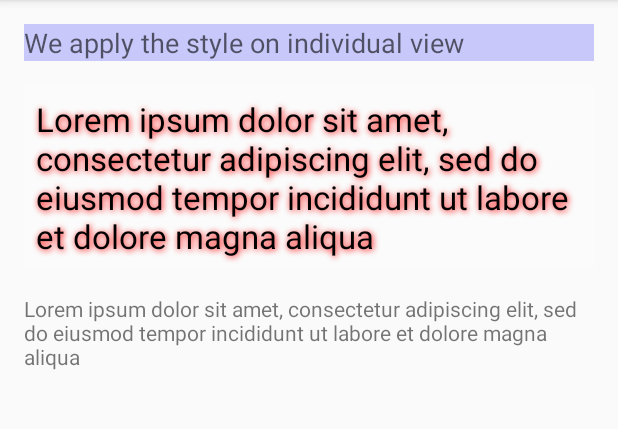
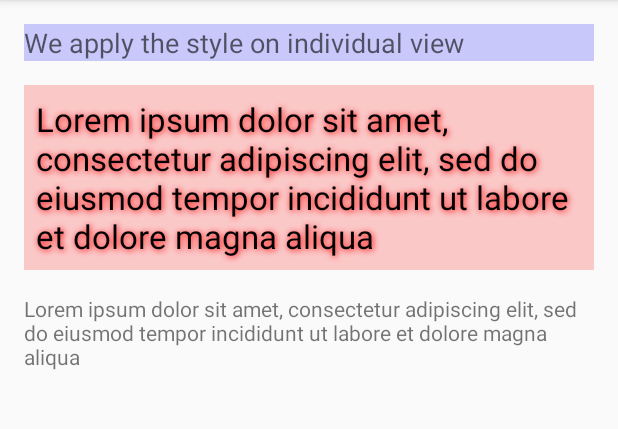
Before and after one commit to MoshDev/ThemesAndStyles, an Android app: the StyleVsTheme1Activity screen opened directly, with no data from a screen before it, on a phone screen of 412 x 824 dp, the part 84-513 px from its top. Run offline under Robolectric (Android 15) with nearby library versions, the phone set to English and light mode, and no system bars.

Commit message:
fix message text

```diff
--- a/app/src/main/res/values/colors.xml
+++ b/app/src/main/res/values/colors.xml
@@ -3,4 +3,5 @@
   <color name="colorPrimary">#b53f3f</color>
   <color name="colorPrimaryDark">#9f3430</color>
   <color name="colorAccent">#40ffe6</color>
+  <color name="red">#F00</color>
 </resources>
--- a/app/src/main/res/values/styles.xml
+++ b/app/src/main/res/values/styles.xml
@@ -18,7 +18,7 @@
   <style name="AppTheme.PopupOverlay" parent="ThemeOverlay.AppCompat.Light"/>
 
   <style name="style_vs_theme_body_text">
-    <item name="android:background">#3FFF</item>
+    <item name="android:background">#3F00</item>
     <item name="android:padding">8dp</item>
     <item name="android:shadowColor">#F00</item>
     <item name="android:shadowDx">1</item>
@@ -30,7 +30,7 @@
 
 
   <style name="AppTheme.StyleVsTheme">
-    <item name="android:background">#3FFF</item>
+    <item name="android:background">#3F00</item>
     <item name="android:padding">8dp</item>
     <item name="android:shadowColor">#F00</item>
     <item name="android:shadowDx">1</item>
@@ -40,4 +40,8 @@
     <item name="android:textColor">#000</item>
   </style>
 
+  <style name="MyButtonStyle" parent="@style/Widget.AppCompat.Button">
+    <item name="android:textColor">@color/red</item>
+  </style>
+
 </resources>
```
Also changed, not shown: 2 other files.
